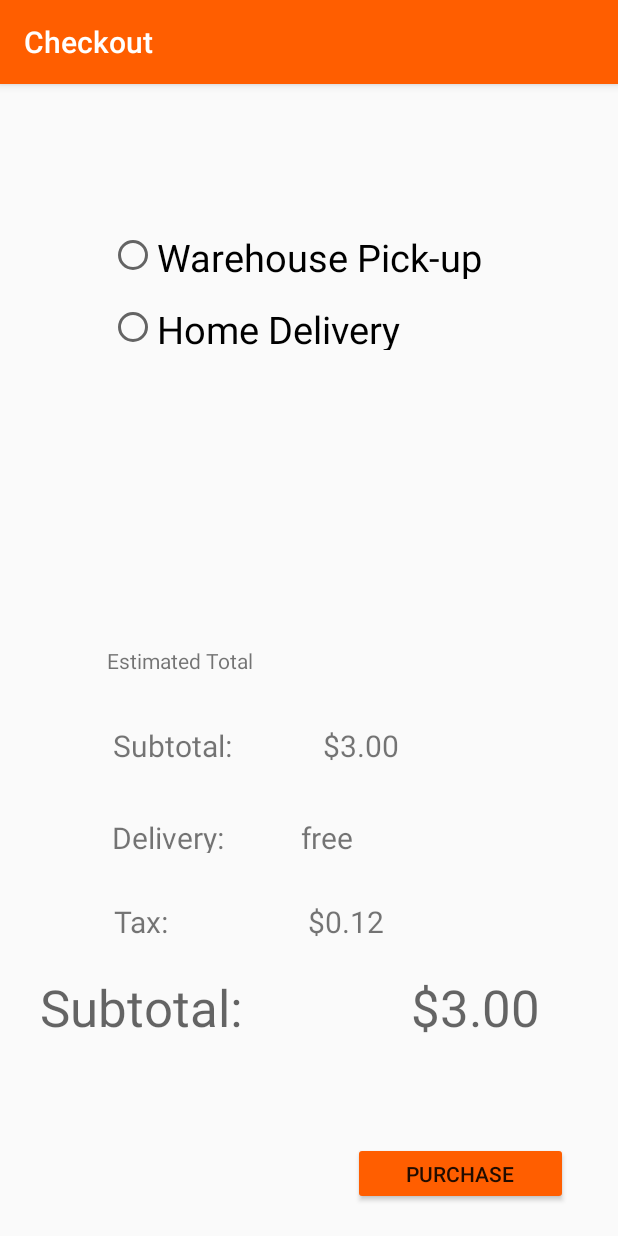
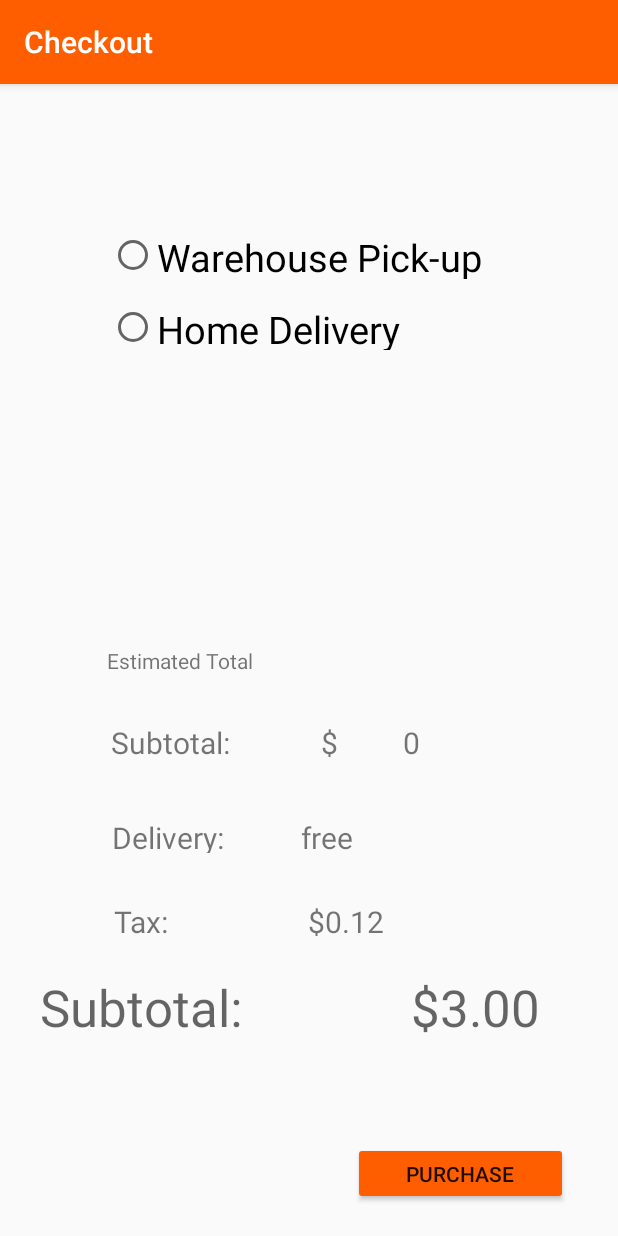
Before and after one commit to JahnuB/SchreiberProject, an Android app: the screen it shows after launch (Checkout_Page), after a tap on "CHECKOUT", on a phone screen of 412 x 824 dp. Run offline under Robolectric (Android 15) with nearby library versions, the phone set to English and light mode, and no system bars.

Commit message:
fixed globals.java

```diff
--- a/app/src/main/java/nothing/schreiberproject/Checkout_Page.java
+++ b/app/src/main/java/nothing/schreiberproject/Checkout_Page.java
@@ -5,6 +5,8 @@ import android.support.v7.app.AppCompatActivity;
 import android.os.Bundle;
 import android.view.View;
 import android.widget.Button;
+import android.widget.TextView;
+import android.util.Log;
 
 public class Checkout_Page extends AppCompatActivity {
 
@@ -12,10 +14,19 @@ public class Checkout_Page extends AppCompatActivity {
     protected void onCreate(Bundle savedInstanceState) {
         super.onCreate(savedInstanceState);
         setTitle("Checkout");
+
         setContentView(R.layout.activity_checkout__page);
+
+        globals g = globals.getInstance();
+        Log.d("price:", String.valueOf(g.getST()));
+        Integer subtotal = g.getST();
+        String st = String.valueOf(subtotal);
+        TextView tv = (TextView)findViewById(R.id.subtotal_tv);
+        tv.setText(st);
     }
 
     public void gps (View v) {
         startActivity(new Intent(Checkout_Page.this, nothing.schreiberproject.gpsMAP.class));
     }
+
 }
--- /dev/null
+++ b/app/src/main/java/nothing/schreiberproject/globals.java
@@ -0,0 +1,28 @@
+package nothing.schreiberproject;
+import android.app.Application;
+import android.support.v7.app.AppCompatActivity;
+import android.os.Bundle;
+
+public class globals{
+    private static globals instance;
+
+    // Global variable
+    private int data;
+
+    // Restrict the constructor from being instantiated
+    private globals(){}
+
+    public void setST(int d){
+        this.data=d;
+    }
+    public int getST(){
+        return this.data;
+    }
+
+    public static synchronized globals getInstance(){
+        if(instance==null){
+            instance=new globals();
+        }
+        return instance;
+    }
+}
--- a/app/src/main/res/layout/activity_checkout__page.xml
+++ b/app/src/main/res/layout/activity_checkout__page.xml
@@ -75,6 +75,23 @@
         app:layout_constraintVertical_bias="0.741" />
 
     <TextView
+        android:id="@+id/subtotal_tv"
+        android:layout_width="wrap_content"
+        android:layout_height="wrap_content"
+        android:layout_marginBottom="8dp"
+        android:layout_marginEnd="8dp"
+        android:layout_marginStart="8dp"
+        android:layout_marginTop="8dp"
+        android:text="0"
+        android:textSize="20dp"
+        app:layout_constraintBottom_toBottomOf="parent"
+        app:layout_constraintEnd_toEndOf="parent"
+        app:layout_constraintHorizontal_bias="0.677"
+        app:layout_constraintStart_toStartOf="parent"
+        app:layout_constraintTop_toTopOf="parent"
+        app:layout_constraintVertical_bias="0.576" />
+
+    <TextView
         android:id="@+id/textView7"
         android:layout_width="wrap_content"
         android:layout_height="wrap_content"
@@ -82,14 +99,14 @@
         android:layout_marginEnd="8dp"
         android:layout_marginStart="8dp"
         android:layout_marginTop="8dp"
-        android:text="Subtotal:             $3.00"
+        android:text="Subtotal:             $"
         android:textSize="20dp"
         app:layout_constraintBottom_toBottomOf="parent"
         app:layout_constraintEnd_toEndOf="parent"
-        app:layout_constraintHorizontal_bias="0.329"
+        app:layout_constraintHorizontal_bias="0.27"
         app:layout_constraintStart_toStartOf="parent"
         app:layout_constraintTop_toTopOf="parent"
-        app:layout_constraintVertical_bias="0.579" />
+        app:layout_constraintVertical_bias="0.576" />
 
     <Button
         android:id="@+id/purchase"
```
Also changed, not shown: app/src/main/java/nothing/schreiberproject/MainActivity.java (+10 -3 lines), app/src/main/res/layout/activity_main.xml (+22 -1 lines).
